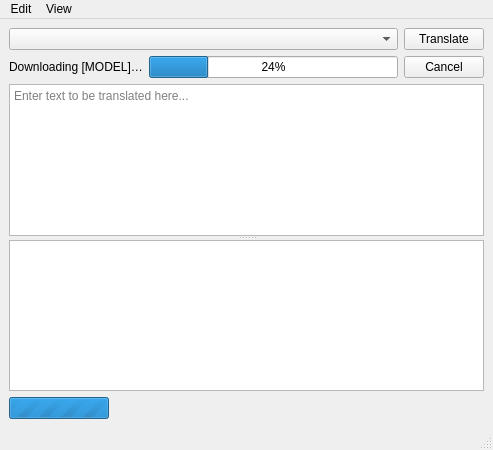
Before: the Qt Designer form src/mainwindow.ui in XapaJIaMnu/translateLocally, drawn with Qt 5.
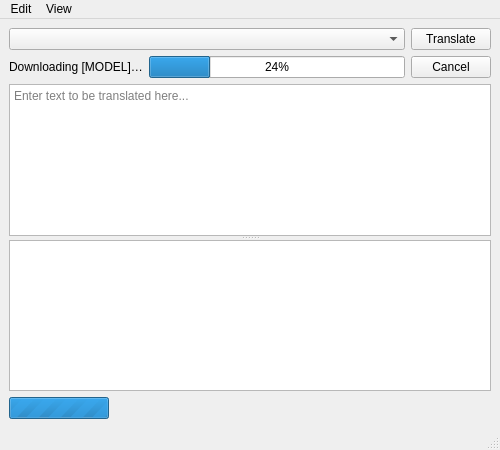
After: the same form once the commit is applied.

Commit message: Make settings dialog a bit larger (and round the numbers)

```diff
--- a/src/mainwindow.ui
+++ b/src/mainwindow.ui
@@ -6,7 +6,7 @@
    <rect>
     <x>0</x>
     <y>0</y>
-    <width>493</width>
+    <width>500</width>
     <height>450</height>
    </rect>
   </property>
```
The commit also changes 1 other file.
